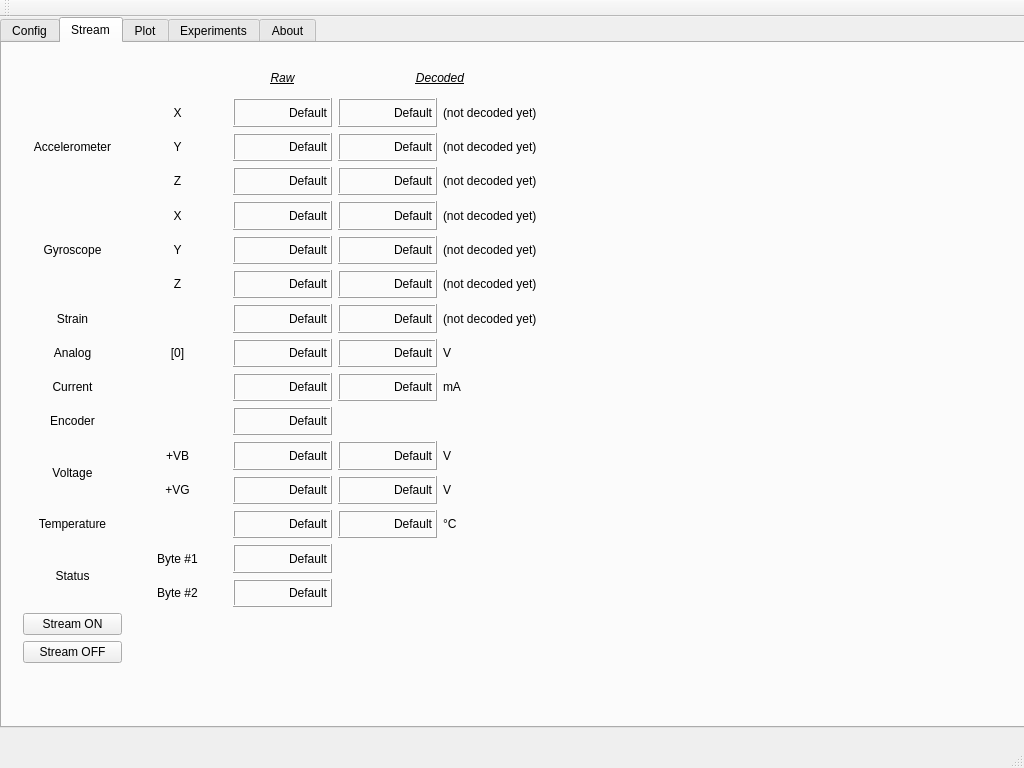
This is execute-gui-1/mainwindow.ui in JFDuval/FlexSEA as Qt 5 draws it before an edit. The edited form follows.
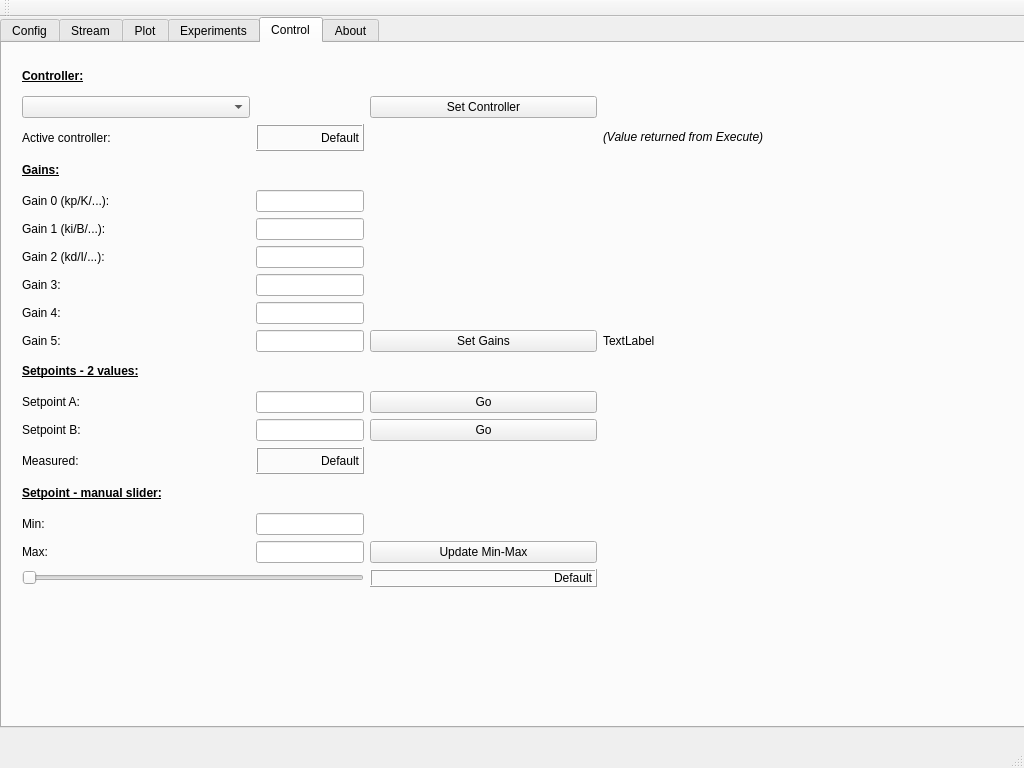
This is the edited form. Custom widgets are drawn as their Qt base class.

Commit message: GUI: new Control tab

```diff
--- a/execute-gui-1/mainwindow.ui
+++ b/execute-gui-1/mainwindow.ui
@@ -42,7 +42,7 @@
      </rect>
     </property>
     <property name="currentIndex">
-     <number>1</number>
+     <number>4</number>
     </property>
     <widget class="QWidget" name="config">
      <attribute name="title">
@@ -1771,6 +1771,428 @@
       </layout>
      </widget>
     </widget>
+    <widget class="QWidget" name="control">
+     <attribute name="title">
+      <string>Control</string>
+     </attribute>
+     <widget class="QWidget" name="gridLayoutWidget_7">
+      <property name="geometry">
+       <rect>
+        <x>9</x>
+        <y>9</y>
+        <width>831</width>
+        <height>566</height>
+       </rect>
+      </property>
+      <layout class="QGridLayout" name="gridLayout_8">
+       <item row="17" column="1">
+        <widget class="QLineEdit" name="control_slider_max">
+         <property name="sizePolicy">
+          <sizepolicy hsizetype="Fixed" vsizetype="Fixed">
+           <horstretch>0</horstretch>
+           <verstretch>0</verstretch>
+          </sizepolicy>
+         </property>
+         <property name="alignment">
+          <set>Qt::AlignRight|Qt::AlignTrailing|Qt::AlignVCenter</set>
+         </property>
+        </widget>
+       </item>
+       <item row="16" column="0">
+        <widget class="QLabel" name="label_59">
+         <property name="text">
+          <string>Min:</string>
+         </property>
+        </widget>
+       </item>
+       <item row="13" column="1">
+        <widget class="QLineEdit" name="control_setp_b">
+         <property name="sizePolicy">
+          <sizepolicy hsizetype="Fixed" vsizetype="Fixed">
+           <horstretch>0</horstretch>
+           <verstretch>0</verstretch>
+          </sizepolicy>
+         </property>
+         <property name="alignment">
+          <set>Qt::AlignRight|Qt::AlignTrailing|Qt::AlignVCenter</set>
+         </property>
+        </widget>
+       </item>
+       <item row="9" column="2">
+        <widget class="QPushButton" name="pushButton_SetGains">
+         <property name="text">
+          <string>Set Gains</string>
+         </property>
+        </widget>
+       </item>
+       <item row="17" column="0">
+        <widget class="QLabel" name="label_60">
+         <property name="text">
+          <string>Max:</string>
+         </property>
+        </widget>
+       </item>
+       <item row="7" column="1">
+        <widget class="QLineEdit" name="control_g3">
+         <property name="sizePolicy">
+          <sizepolicy hsizetype="Fixed" vsizetype="Fixed">
+           <horstretch>0</horstretch>
+           <verstretch>0</verstretch>
+          </sizepolicy>
+         </property>
+         <property name="alignment">
+          <set>Qt::AlignRight|Qt::AlignTrailing|Qt::AlignVCenter</set>
+         </property>
+        </widget>
+       </item>
+       <item row="6" column="1">
+        <widget class="QLineEdit" name="control_g2">
+         <property name="sizePolicy">
+          <sizepolicy hsizetype="Fixed" vsizetype="Fixed">
+           <horstretch>0</horstretch>
+           <verstretch>0</verstretch>
+          </sizepolicy>
+         </property>
+         <property name="alignment">
+          <set>Qt::AlignRight|Qt::AlignTrailing|Qt::AlignVCenter</set>
+         </property>
+        </widget>
+       </item>
+       <item row="18" column="0" colspan="2">
+        <widget class="QSlider" name="hSlider_Ctrl">
+         <property name="minimum">
+          <number>55</number>
+         </property>
+         <property name="maximum">
+          <number>155</number>
+         </property>
+         <property name="orientation">
+          <enum>Qt::Horizontal</enum>
+         </property>
+        </widget>
+       </item>
+       <item row="17" column="2">
+        <widget class="QPushButton" name="pushButton_CtrlMinMax">
+         <property name="text">
+          <string>Update Min-Max</string>
+         </property>
+        </widget>
+       </item>
+       <item row="2" column="1">
+        <widget class="QLabel" name="disp_active_controller">
+         <property name="autoFillBackground">
+          <bool>false</bool>
+         </property>
+         <property name="frameShape">
+          <enum>QFrame::Box</enum>
+         </property>
+         <property name="frameShadow">
+          <enum>QFrame::Raised</enum>
+         </property>
+         <property name="lineWidth">
+          <number>1</number>
+         </property>
+         <property name="text">
+          <string>Default</string>
+         </property>
+         <property name="alignment">
+          <set>Qt::AlignRight|Qt::AlignTrailing|Qt::AlignVCenter</set>
+         </property>
+        </widget>
+       </item>
+       <item row="7" column="0">
+        <widget class="QLabel" name="label_51">
+         <property name="text">
+          <string>Gain 3:</string>
+         </property>
+        </widget>
+       </item>
+       <item row="9" column="1">
+        <widget class="QLineEdit" name="control_g5">
+         <property name="sizePolicy">
+          <sizepolicy hsizetype="Fixed" vsizetype="Fixed">
+           <horstretch>0</horstretch>
+           <verstretch>0</verstretch>
+          </sizepolicy>
+         </property>
+         <property name="alignment">
+          <set>Qt::AlignRight|Qt::AlignTrailing|Qt::AlignVCenter</set>
+         </property>
+        </widget>
+       </item>
+       <item row="3" column="0">
+        <widget class="QLabel" name="label_47">
+         <property name="text">
+          <string>&lt;html&gt;&lt;head/&gt;&lt;body&gt;&lt;p&gt;&lt;span style=&quot; font-weight:600; text-decoration: underline;&quot;&gt;Gains:&lt;/span&gt;&lt;/p&gt;&lt;/body&gt;&lt;/html&gt;</string>
+         </property>
+        </widget>
+       </item>
+       <item row="13" column="0">
+        <widget class="QLabel" name="label_56">
+         <property name="text">
+          <string>Setpoint B:</string>
+         </property>
+        </widget>
+       </item>
+       <item row="14" column="1">
+        <widget class="QLabel" name="disp_meas_val">
+         <property name="autoFillBackground">
+          <bool>false</bool>
+         </property>
+         <property name="frameShape">
+          <enum>QFrame::Box</enum>
+         </property>
+         <property name="frameShadow">
+          <enum>QFrame::Raised</enum>
+         </property>
+         <property name="lineWidth">
+          <number>1</number>
+         </property>
+         <property name="text">
+          <string>Default</string>
+         </property>
+         <property name="alignment">
+          <set>Qt::AlignRight|Qt::AlignTrailing|Qt::AlignVCenter</set>
+         </property>
+        </widget>
+       </item>
+       <item row="9" column="0">
+        <widget class="QLabel" name="label_53">
+         <property name="text">
+          <string>Gain 5:</string>
+         </property>
+        </widget>
+       </item>
+       <item row="19" column="2">
+        <spacer name="horizontalSpacer_2">
+         <property name="orientation">
+          <enum>Qt::Horizontal</enum>
+         </property>
+         <property name="sizeType">
+          <enum>QSizePolicy::Fixed</enum>
+         </property>
+         <property name="sizeHint" stdset="0">
+          <size>
+           <width>150</width>
+           <height>20</height>
+          </size>
+         </property>
+        </spacer>
+       </item>
+       <item row="4" column="0">
+        <widget class="QLabel" name="label_48">
+         <property name="text">
+          <string>Gain 0 (kp/K/...):</string>
+         </property>
+        </widget>
+       </item>
+       <item row="15" column="0" colspan="2">
+        <widget class="QLabel" name="label_58">
+         <property name="text">
+          <string>&lt;html&gt;&lt;head/&gt;&lt;body&gt;&lt;p&gt;&lt;span style=&quot; font-weight:600; text-decoration: underline;&quot;&gt;Setpoint - manual slider:&lt;/span&gt;&lt;/p&gt;&lt;/body&gt;&lt;/html&gt;</string>
+         </property>
+        </widget>
+       </item>
+       <item row="5" column="0">
+        <widget class="QLabel" name="label_49">
+         <property name="text">
+          <string>Gain 1 (ki/B/...):</string>
+         </property>
+        </widget>
+       </item>
+       <item row="8" column="1">
+        <widget class="QLineEdit" name="control_g4">
+         <property name="sizePolicy">
+          <sizepolicy hsizetype="Fixed" vsizetype="Fixed">
+           <horstretch>0</horstretch>
+           <verstretch>0</verstretch>
+          </sizepolicy>
+         </property>
+         <property name="alignment">
+          <set>Qt::AlignRight|Qt::AlignTrailing|Qt::AlignVCenter</set>
+         </property>
+        </widget>
+       </item>
+       <item row="8" column="0">
+        <widget class="QLabel" name="label_52">
+         <property name="text">
+          <string>Gain 4:</string>
+         </property>
+        </widget>
+       </item>
+       <item row="0" column="0">
+        <widget class="QLabel" name="label_46">
+         <property name="text">
+          <string>&lt;html&gt;&lt;head/&gt;&lt;body&gt;&lt;p&gt;&lt;span style=&quot; font-weight:600; text-decoration: underline;&quot;&gt;Controller:&lt;/span&gt;&lt;/p&gt;&lt;/body&gt;&lt;/html&gt;</string>
+         </property>
+        </widget>
+       </item>
+       <item row="14" column="0">
+        <widget class="QLabel" name="label_57">
+         <property name="text">
+          <string>Measured:</string>
+         </property>
+        </widget>
+       </item>
+       <item row="12" column="1">
+        <widget class="QLineEdit" name="control_setp_a">
+         <property name="sizePolicy">
+          <sizepolicy hsizetype="Fixed" vsizetype="Fixed">
+           <horstretch>0</horstretch>
+           <verstretch>0</verstretch>
+          </sizepolicy>
+         </property>
+         <property name="alignment">
+          <set>Qt::AlignRight|Qt::AlignTrailing|Qt::AlignVCenter</set>
+         </property>
+        </widget>
+       </item>
+       <item row="1" column="0">
+        <widget class="QComboBox" name="comboBox_ctrl_list"/>
+       </item>
+       <item row="11" column="0" colspan="2">
+        <widget class="QLabel" name="label_54">
+         <property name="text">
+          <string>&lt;html&gt;&lt;head/&gt;&lt;body&gt;&lt;p&gt;&lt;span style=&quot; font-weight:600; text-decoration: underline;&quot;&gt;Setpoints - 2 values:&lt;/span&gt;&lt;/p&gt;&lt;/body&gt;&lt;/html&gt;</string>
+         </property>
+        </widget>
+       </item>
+       <item row="5" column="1">
+        <widget class="QLineEdit" name="control_g1">
+         <property name="sizePolicy">
+          <sizepolicy hsizetype="Fixed" vsizetype="Fixed">
+           <horstretch>0</horstretch>
+           <verstretch>0</verstretch>
+          </sizepolicy>
+         </property>
+         <property name="alignment">
+          <set>Qt::AlignRight|Qt::AlignTrailing|Qt::AlignVCenter</set>
+         </property>
+        </widget>
+       </item>
+       <item row="18" column="2">
+        <widget class="QLabel" name="disp_slider">
+         <property name="autoFillBackground">
+          <bool>false</bool>
+         </property>
+         <property name="frameShape">
+          <enum>QFrame::Box</enum>
+         </property>
+         <property name="frameShadow">
+          <enum>QFrame::Raised</enum>
+         </property>
+         <property name="lineWidth">
+          <number>1</number>
+         </property>
+         <property name="text">
+          <string>Default</string>
+         </property>
+         <property name="alignment">
+          <set>Qt::AlignRight|Qt::AlignTrailing|Qt::AlignVCenter</set>
+         </property>
+        </widget>
+       </item>
+       <item row="12" column="2">
+        <widget class="QPushButton" name="pushButton_setp_a_go">
+         <property name="text">
+          <string>Go</string>
+         </property>
+        </widget>
+       </item>
+       <item row="6" column="0">
+        <widget class="QLabel" name="label_50">
+         <property name="text">
+          <string>Gain 2 (kd/I/...):</string>
+         </property>
+        </widget>
+       </item>
+       <item row="12" column="0">
+        <widget class="QLabel" name="label_55">
+         <property name="text">
+          <string>Setpoint A:</string>
+         </property>
+        </widget>
+       </item>
+       <item row="19" column="0">
+        <spacer name="horizontalSpacer">
+         <property name="orientation">
+          <enum>Qt::Horizontal</enum>
+         </property>
+         <property name="sizeType">
+          <enum>QSizePolicy::Fixed</enum>
+         </property>
+         <property name="sizeHint" stdset="0">
+          <size>
+           <width>150</width>
+           <height>20</height>
+          </size>
+         </property>
+        </spacer>
+       </item>
+       <item row="2" column="0">
+        <widget class="QLabel" name="label_45">
+         <property name="text">
+          <string>Active controller:</string>
+         </property>
+        </widget>
+       </item>
+       <item row="4" column="1">
+        <widget class="QLineEdit" name="control_g0">
+         <property name="sizePolicy">
+          <sizepolicy hsizetype="Fixed" vsizetype="Fixed">
+           <horstretch>0</horstretch>
+           <verstretch>0</verstretch>
+          </sizepolicy>
+         </property>
+         <property name="alignment">
+          <set>Qt::AlignRight|Qt::AlignTrailing|Qt::AlignVCenter</set>
+         </property>
+        </widget>
+       </item>
+       <item row="16" column="1">
+        <widget class="QLineEdit" name="control_slider_min">
+         <property name="sizePolicy">
+          <sizepolicy hsizetype="Fixed" vsizetype="Fixed">
+           <horstretch>0</horstretch>
+           <verstretch>0</verstretch>
+          </sizepolicy>
+         </property>
+         <property name="alignment">
+          <set>Qt::AlignRight|Qt::AlignTrailing|Qt::AlignVCenter</set>
+         </property>
+        </widget>
+       </item>
+       <item row="13" column="2">
+        <widget class="QPushButton" name="pushButton_setp_b_go">
+         <property name="text">
+          <string>Go</string>
+         </property>
+        </widget>
+       </item>
+       <item row="1" column="2">
+        <widget class="QPushButton" name="pushButton_SetController">
+         <property name="text">
+          <string>Set Controller</string>
+         </property>
+        </widget>
+       </item>
+       <item row="9" column="3">
+        <widget class="QLabel" name="textLabel_Gains">
+         <property name="text">
+          <string>TextLabel</string>
+         </property>
+        </widget>
+       </item>
+       <item row="2" column="3">
+        <widget class="QLabel" name="textLabel_Gains_2">
+         <property name="text">
+          <string>&lt;html&gt;&lt;head/&gt;&lt;body&gt;&lt;p&gt;&lt;span style=&quot; font-style:italic;&quot;&gt;(Value returned from Execute)&lt;/span&gt;&lt;/p&gt;&lt;/body&gt;&lt;/html&gt;</string>
+         </property>
+        </widget>
+       </item>
+      </layout>
+     </widget>
+    </widget>
     <widget class="QWidget" name="about">
      <attribute name="title">
       <string>About</string>
```
Left out of the diff: 27 changed lines with no effect on the pictures. The commit also changes 7 other files.
